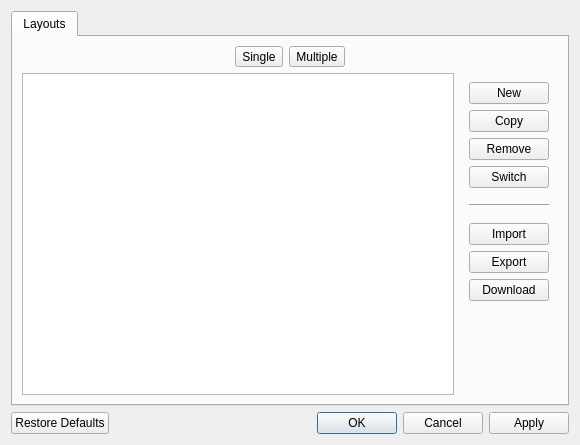
Above: app/layoutconfigdialog.ui from KDE/latte-dock before the change. Below: the same form after it.
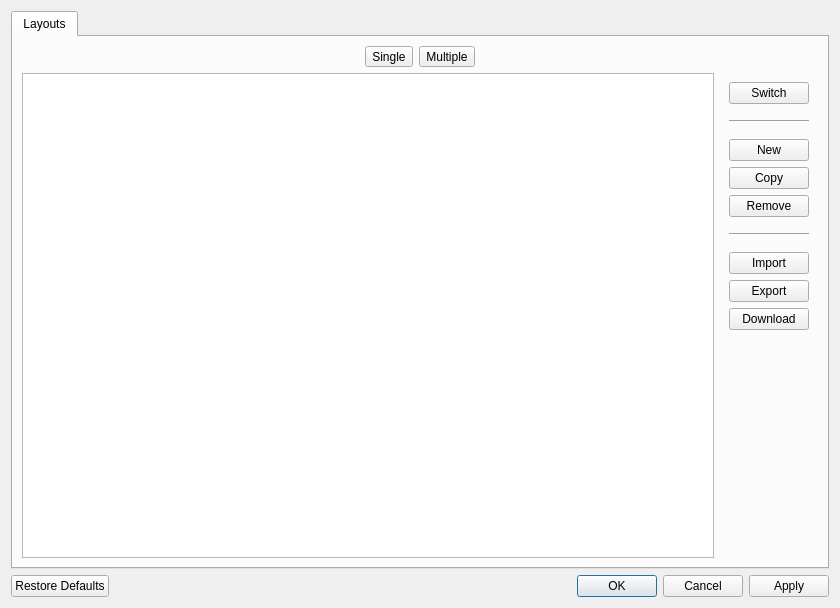
That is the form after the change. Icons and pictures are not drawn.

Commit message: reorganize layout buttons in layouts editor

What changed in the file:
```diff
--- a/app/layoutconfigdialog.ui
+++ b/app/layoutconfigdialog.ui
@@ -6,8 +6,8 @@
    <rect>
     <x>0</x>
     <y>0</y>
-    <width>580</width>
-    <height>445</height>
+    <width>840</width>
+    <height>608</height>
    </rect>
   </property>
   <property name="windowTitle">
@@ -113,6 +113,62 @@
            <item>
             <widget class="QWidget" name="widget" native="true">
              <layout class="QVBoxLayout" name="verticalLayout">
+              <item>
+               <widget class="QPushButton" name="switchButton">
+                <property name="text">
+                 <string>Switch</string>
+                </property>
+                <property name="icon">
+                 <iconset theme="user-identity">
+                  <normaloff>.</normaloff>.</iconset>
+                </property>
+               </widget>
+              </item>
+              <item>
+               <spacer name="verticalSpacer_5">
+                <property name="orientation">
+                 <enum>Qt::Vertical</enum>
+                </property>
+                <property name="sizeType">
+                 <enum>QSizePolicy::Preferred</enum>
+                </property>
+                <property name="sizeHint" stdset="0">
+                 <size>
+                  <width>20</width>
+                  <height>10</height>
+                 </size>
+                </property>
+               </spacer>
+              </item>
+              <item>
+               <widget class="Line" name="line_2">
+                <property name="minimumSize">
+                 <size>
+                  <width>0</width>
+                  <height>0</height>
+                 </size>
+                </property>
+                <property name="orientation">
+                 <enum>Qt::Horizontal</enum>
+                </property>
+               </widget>
+              </item>
+              <item>
+               <spacer name="verticalSpacer_4">
+                <property name="orientation">
+                 <enum>Qt::Vertical</enum>
+                </property>
+                <property name="sizeType">
+                 <enum>QSizePolicy::Preferred</enum>
+                </property>
+                <property name="sizeHint" stdset="0">
+                 <size>
+                  <width>20</width>
+                  <height>10</height>
+                 </size>
+                </property>
+               </spacer>
+              </item>
               <item>
                <widget class="QPushButton" name="newButton">
                 <property name="text">
@@ -149,17 +205,6 @@
                 </property>
                </widget>
               </item>
-              <item>
-               <widget class="QPushButton" name="switchButton">
-                <property name="text">
-                 <string>Switch</string>
-                </property>
-                <property name="icon">
-                 <iconset theme="user-identity">
-                  <normaloff>.</normaloff>.</iconset>
-                </property>
-               </widget>
-              </item>
               <item>
                <spacer name="verticalSpacer_2">
                 <property name="orientation">
```
